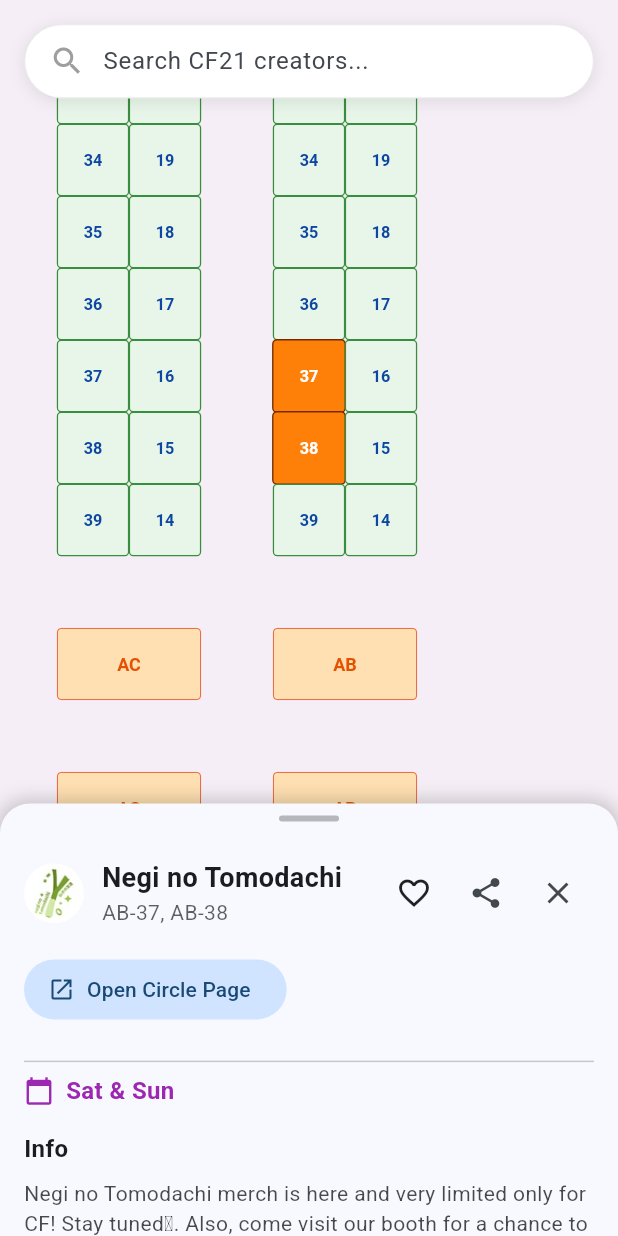
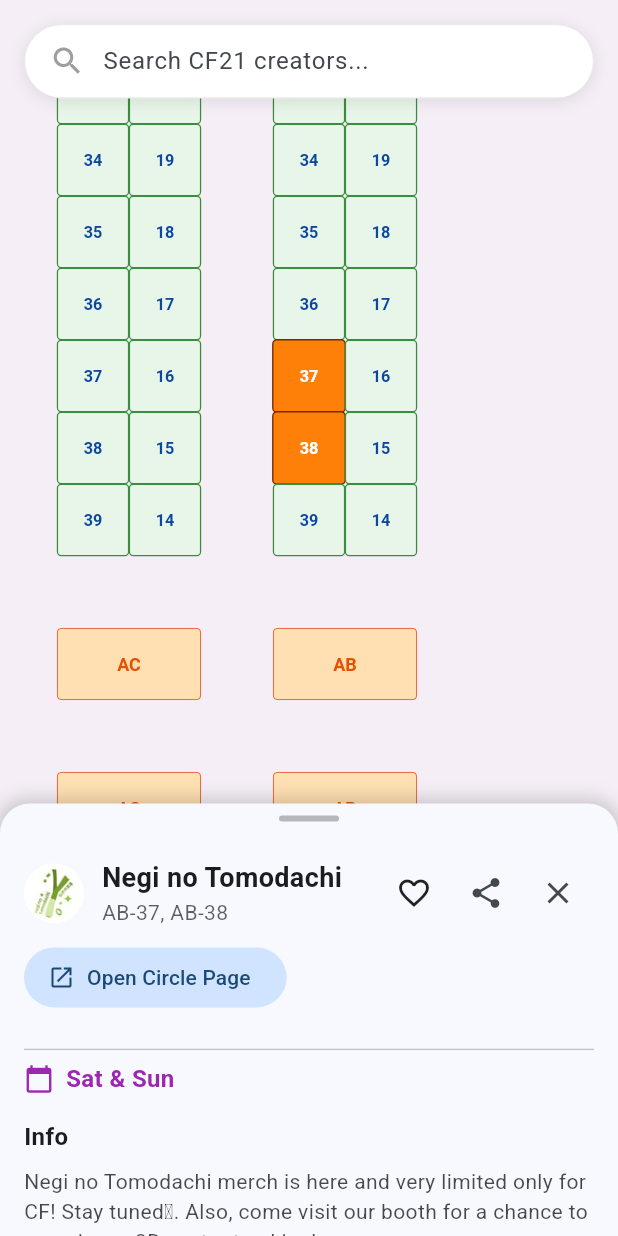
Before and after one commit to mentegago/cf21-map, a Flutter app: the screen it shows after launch, after a tap on "Search CF21 creators...", after a tap on "Negi no Tomodachi", on a phone screen of 412 x 824 dp. Run offline on Flutter 3.47's test engine with Material 3 defaults, Android fonts, the light colour scheme and no system bars; our stand-ins replace flutter_svg, shared_preferences; missing offline and left inert: dart:html; network calls fail.

Commit message:
Minor UI adjustments

```diff
--- a/lib/widgets/creator_detail_content.dart
+++ b/lib/widgets/creator_detail_content.dart
@@ -72,7 +72,7 @@ class CreatorDetailContent extends StatelessWidget {
             ],
           ),
 
-          const SizedBox(height: 16),
+          const SizedBox(height: 8),
 
           ElevatedButton.icon(
             icon: const Icon(Icons.open_in_new),
@@ -232,6 +232,8 @@ class CreatorDetailContent extends StatelessWidget {
               );
             }).toList(),
           ),
+
+          const SizedBox(height: 32),
         ],
       ),
     );
```
